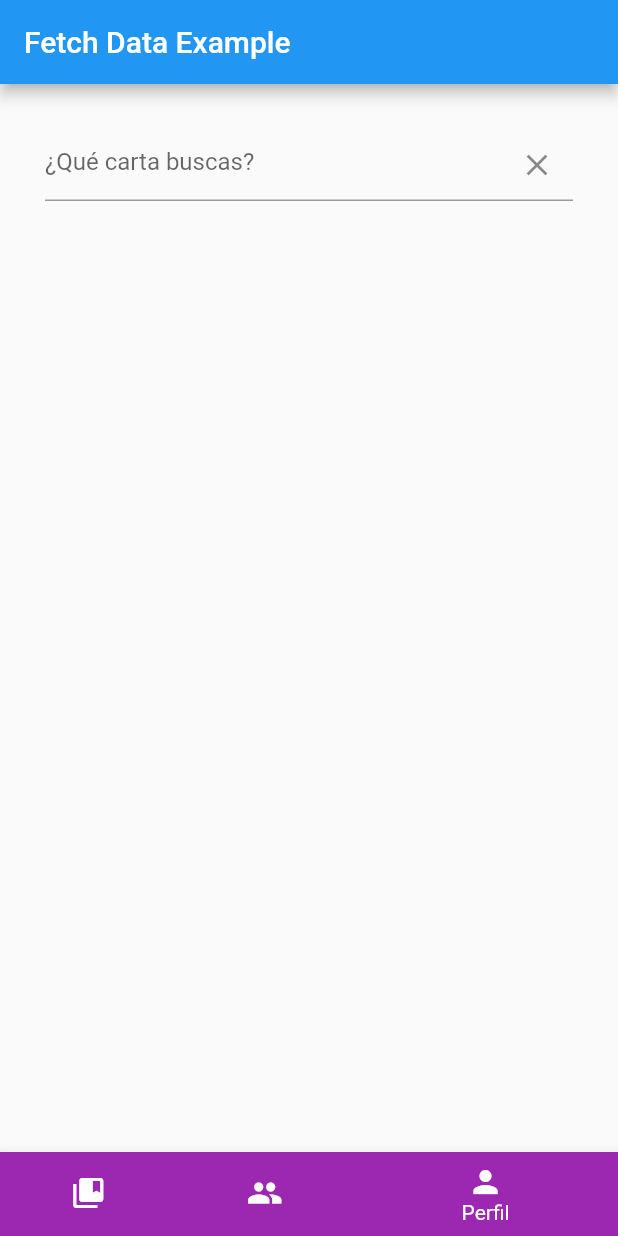
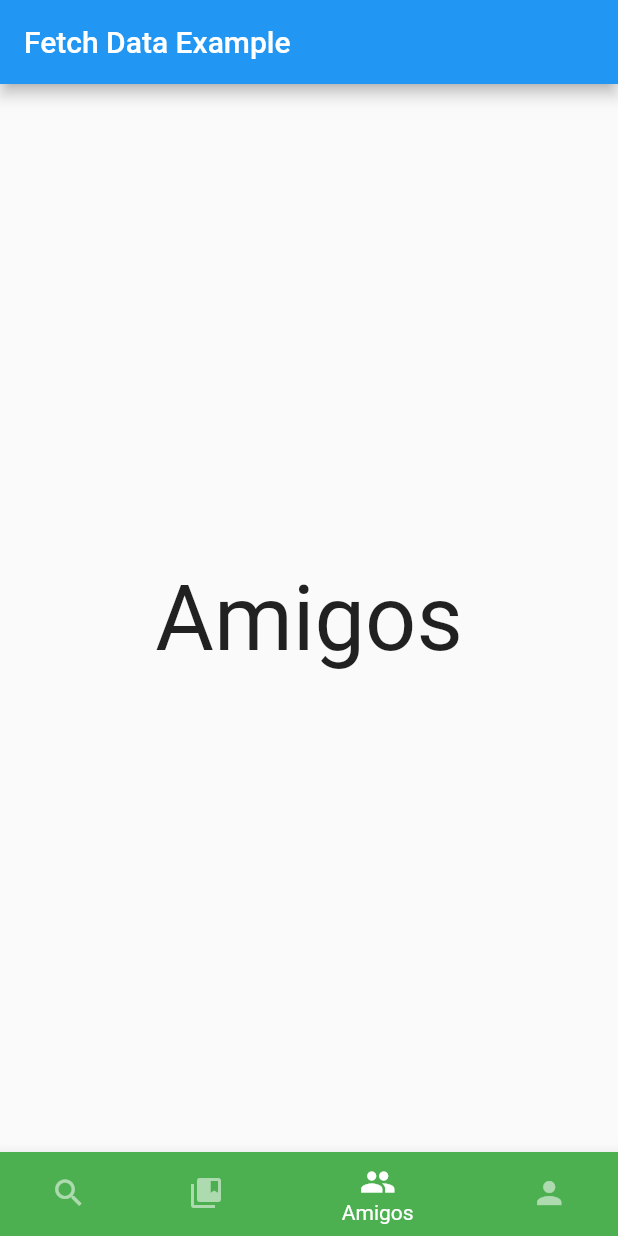
Before and after one commit to RafaelMoralesV/mpm, a Flutter app: the screen it shows after launch, item 3 of the bottom bar chosen, on a phone screen of 412 x 824 dp. Run offline on Flutter 3.47's test engine with Material 2 defaults, Android fonts, the phone set to English and light mode, and no system bars; drawn by our look-alikes of flutter_typeahead; our stand-ins replace dio, flutter_secure_storage.

Commit message:
Estilizado y cambio de vistas

```diff
--- a/lib/main.dart
+++ b/lib/main.dart
@@ -14,21 +14,28 @@ class MyApp extends StatefulWidget {
 class _MyAppState extends State<MyApp> {
   @override
   Widget build(BuildContext context) {
-    return const MaterialApp(title: 'Fetch data Example', home: HomePage());
+    return const MaterialApp(
+        title: 'Fetch data Example', home: BottomNavigator());
   }
 }
 
-class HomePage extends StatefulWidget {
-  const HomePage({
+class BottomNavigator extends StatefulWidget {
+  const BottomNavigator({
     Key? key,
   }) : super(key: key);
 
   @override
-  State<HomePage> createState() => _HomePageState();
+  State<BottomNavigator> createState() => _BottomNavigatorState();
 }
 
-class _HomePageState extends State<HomePage> {
+class _BottomNavigatorState extends State<BottomNavigator> {
   int currentIndex = 0;
+  final screens = [
+    const Search(),
+    const Center(child: Text("Coleccion", style: TextStyle(fontSize: 60))),
+    const Center(child: Text("Amigos", style: TextStyle(fontSize: 60))),
+    const Center(child: Text("Perfil", style: TextStyle(fontSize: 60)))
+  ];
 
   @override
   Widget build(BuildContext context) {
@@ -36,12 +43,18 @@ class _HomePageState extends State<HomePage> {
       appBar: AppBar(
         title: const Text('Fetch Data Example'),
       ),
-      body: const Search(),
+      body: screens[currentIndex],
       bottomNavigationBar: BottomNavigationBar(
         type: BottomNavigationBarType.shifting,
+        unselectedItemColor: Colors.white54,
         currentIndex: currentIndex,
         onTap: (index) => setState(() => currentIndex = index),
         items: const [
+          BottomNavigationBarItem(
+            icon: Icon(Icons.search),
+            label: "Buscar",
+            backgroundColor: Colors.red,
+          ),
           BottomNavigationBarItem(
             icon: Icon(Icons.collections_bookmark),
             label: "Colección",
--- a/lib/views/cards/show.dart
+++ b/lib/views/cards/show.dart
@@ -80,7 +80,7 @@ class CardDetails extends StatelessWidget {
             children: [
               BasicButton(
                 link: card.uri,
-                buttonText: 'SCG',
+                buttonText: 'SF',
                 iconPath: 'assets/icons/Scryfall.png',
                 colors: const [Color(0xFF1D1C25), Color(0xFF431E3F)],
               ),
--- a/lib/views/search.dart
+++ b/lib/views/search.dart
@@ -27,7 +27,7 @@ class SearchBar extends StatelessWidget {
     return TypeAheadField(
       textFieldConfiguration: TextFieldConfiguration(
         controller: _controller,
-        autofocus: true,
+        autofocus: false,
         decoration: InputDecoration(
           border: const UnderlineInputBorder(),
           suffixIcon: IconButton(
```
